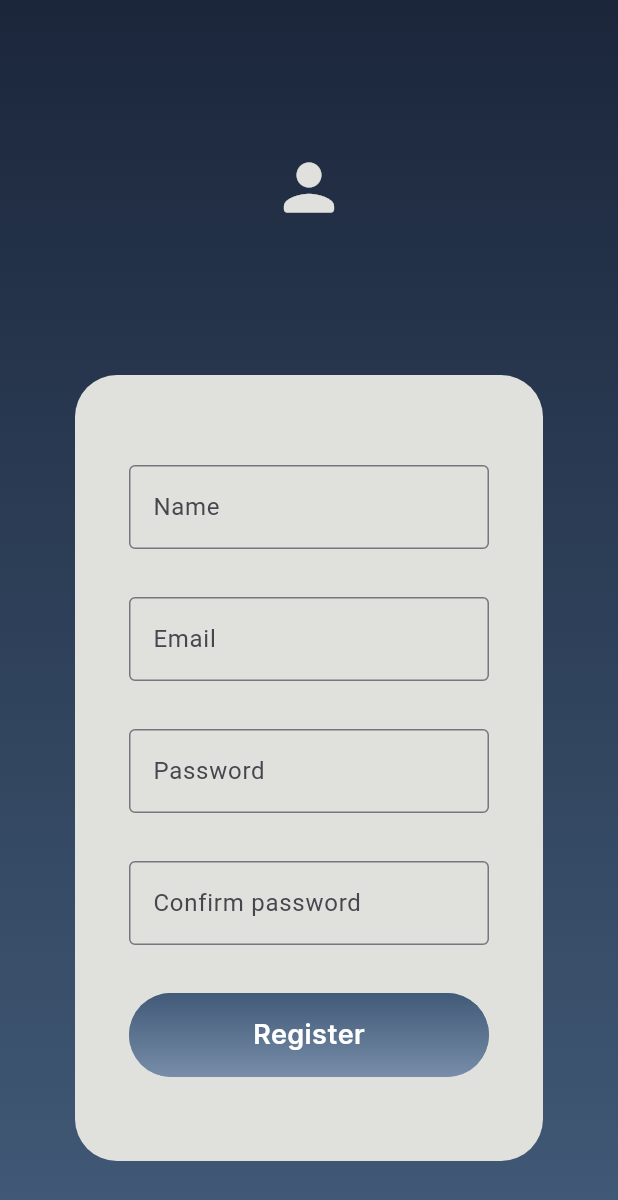
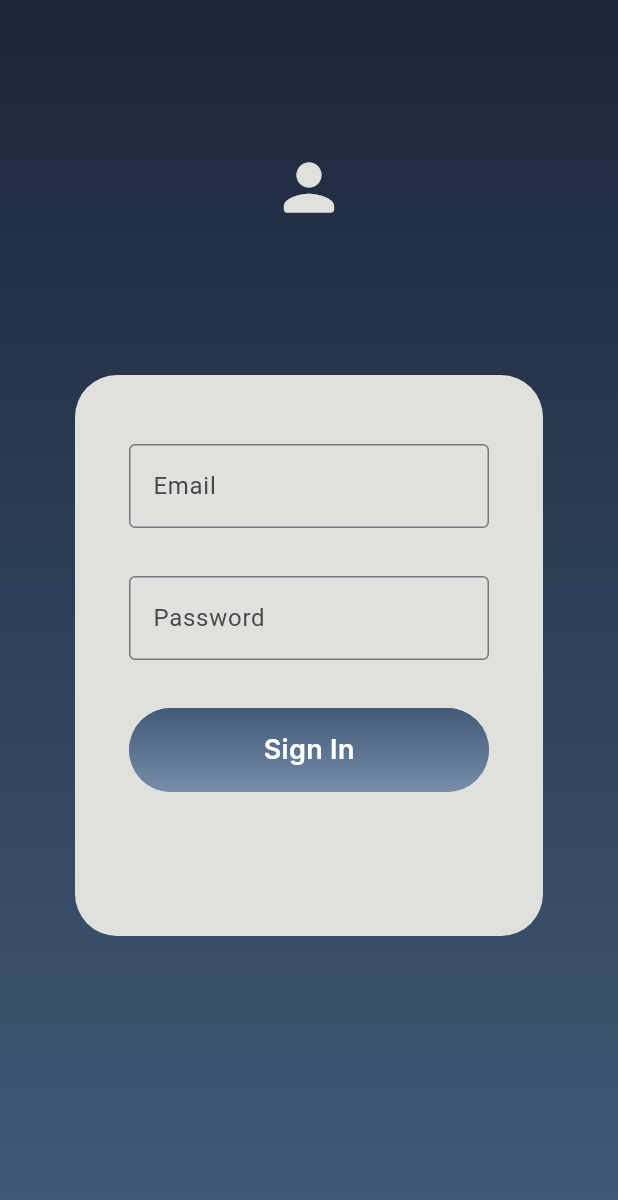
Before and after one commit to gustaf30/finance_app, a Flutter app: the screen it shows after launch, on a phone screen of 412 x 824 dp. Shown: the top 1200 px of the screen. Run offline on Flutter 3.47's test engine with Material 3 defaults, Android fonts, the phone set to English and light mode, and no system bars.

Commit message:
Nome do arquivo da tela de registro (agora tratado como "sign up", tela de login (sign in) - modularização das caixas de formulário (widgets personalizados)

```diff
--- a/lib/app.dart
+++ b/lib/app.dart
@@ -1,9 +1,8 @@
 // ignore_for_file: prefer_const_constructors
-import 'package:finance_app/features/register/register_user_page.dart';
+import 'package:finance_app/features/sign_up/sign_up_page.dart';
 import 'package:flutter/material.dart';
 
-import 'features/splash/splash_page.dart';
-import 'features/onboarding/onboarding_page.dart';
+import 'features/sign_in/sign_in_page.dart';
 
 class App extends StatelessWidget {
   const App({super.key});
@@ -11,7 +10,7 @@ class App extends StatelessWidget {
   @override
   Widget build(BuildContext context) {
     return const MaterialApp(
-      home: RegisterUserPage(),
+      home: SignInPage(),
     );
   }
 }
--- /dev/null
+++ b/lib/common/widgets/signin_form_box.dart
@@ -0,0 +1,69 @@
+import 'dart:developer';
+
+import 'package:flutter/material.dart';
+
+import '../constants/app_colors.dart';
+import 'primary_button.dart';
+
+class SignInFormBox extends StatelessWidget {
+  const SignInFormBox({
+    super.key,
+  });
+
+  @override
+  Widget build(BuildContext context) {
+    return Expanded(
+      child: Container(
+      decoration: const BoxDecoration(
+          color: AppColors.beige1,
+          borderRadius: BorderRadius.all(Radius.circular(28)),
+        ),
+      margin: const EdgeInsets.only(top: 100, bottom: 200, left: 50, right: 50),
+      child: ListView(
+        padding: EdgeInsets.zero,
+        children: [
+          Container(
+            decoration: const BoxDecoration(
+              color: AppColors.beige1,
+              borderRadius: BorderRadius.all(Radius.circular(28)),
+            ),
+            margin: const EdgeInsets.only(
+                top: 30, left: 20, right: 20, bottom: 75),
+          child: Column(
+              children: [
+                const Padding(
+                    padding: EdgeInsets.all(16.0),
+                  child: TextField(
+                    decoration: InputDecoration(
+                      hintText: 'Email',
+                      border: OutlineInputBorder(),
+                    ),
+                  ),
+                ),
+                const Padding(
+                  padding: EdgeInsets.all(16.0),
+                  child: TextField(
+                    decoration: InputDecoration(
+                      hintText: 'Password',
+                      border: OutlineInputBorder(),
+                    ),
+                  ),
+                ),
+                Padding(
+                  padding: const EdgeInsets.only(top: 16.0, bottom: 30.0, left: 16.0, right: 16.0),
+                  child: PrimaryButton(
+                    text: 'Sign In',
+                    onPressed: () {
+                      log('Sign In button pressed');
+                      },
+                    ),
+                  ),
+                ],
+              ),
+            ),
+          ],
+        ),
+      ),
+    );
+  }
+}
--- a/lib/features/register/register_user_page.dart
+++ /dev/null
@@ -1,112 +0,0 @@
-// ignore_for_file: prefer_const_constructors
-
-import 'dart:developer';
-
-import 'package:finance_app/common/widgets/primary_button.dart';
-import 'package:flutter/material.dart';
-import 'package:flutter/widgets.dart';
-
-import '../../common/constants/app_colors.dart';
-
-class RegisterUserPage extends StatelessWidget {
-  const RegisterUserPage({super.key});
-
-  @override
-  Widget build(BuildContext context) {
-    return Scaffold(
-      body: Container(
-        decoration: const BoxDecoration(
-          gradient: LinearGradient(
-            colors: [
-              AppColors.darkBlue2,
-              AppColors.lightBlue1,
-            ],
-            begin: Alignment.topCenter,
-            end: Alignment.bottomCenter,
-          ),
-        ),
-        child: Column(
-          children: [
-            SizedBox(height: 100),
-            Icon(
-              Icons.person_rounded,
-              color: AppColors.beige1,
-              size: 50.0,
-            ),
-            Expanded(
-              child: Container(
-              decoration: const BoxDecoration(
-                  color: AppColors.beige1,
-                  borderRadius: BorderRadius.all(Radius.circular(28)),
-                ),
-              margin: const EdgeInsets.only(top: 100, bottom: 50, left: 50, right: 50),
-              child: ListView(
-                padding: EdgeInsets.zero,
-                children: [
-                  Container(
-                    decoration: const BoxDecoration(
-                      color: AppColors.beige1,
-                      borderRadius: BorderRadius.all(Radius.circular(28)),
-                    ),
-                    margin: const EdgeInsets.only(
-                        top: 30, left: 20, right: 20, bottom: 75),
-                    child: Column(
-                      children: [
-                        Padding(
-                          padding: const EdgeInsets.only(top: 30.0, bottom: 16.0, left: 16.0, right: 16.0),
-                          child: TextField(
-                            decoration: InputDecoration(
-                              hintText: 'Name',
-                              border: OutlineInputBorder(),
-                            ),
-                          ),
-                        ),
-                        Padding(
-                          padding: const EdgeInsets.all(16.0),
-                          child: TextField(
-                            decoration: InputDecoration(
-                              hintText: 'Email',
-                              border: OutlineInputBorder(),
-                            ),
-                          ),
-                        ),
-                        Padding(
-                          padding: const EdgeInsets.all(16.0),
-                          child: TextField(
-                            decoration: InputDecoration(
-                              hintText: 'Password',
-                              border: OutlineInputBorder(),
-                            ),
-                          ),
-                        ),
-                        Padding(
-                          padding: const EdgeInsets.all(16.0),
-                          child: TextField(
-                            decoration: InputDecoration(
-                              hintText: 'Confirm password',
-                              border: OutlineInputBorder(),
-                            ),
-                          ),
-                        ),
-                        Padding(
-                          padding: const EdgeInsets.only(top: 16.0, bottom: 30.0, left: 16.0, right: 16.0),
-                          child: PrimaryButton(
-                            text: 'Register',
-                            onPressed: () {
-                              log('Register button pressed');
-                            },
-                          ),
-                        ),
-                      ],
-                    ),
-                  ),
-                ],
-              ),
-            ),
-            ),
-          ],
-        ),
-      ),
-    );
-  }
-}
--- /dev/null
+++ b/lib/features/sign_in/sign_in_page.dart
@@ -0,0 +1,37 @@
+import 'package:flutter/material.dart';
+
+import '../../common/constants/app_colors.dart';
+import '../../common/widgets/signin_form_box.dart';
+
+class SignInPage extends StatelessWidget {
+  const SignInPage({super.key});
+
+  @override
+  Widget build(BuildContext context) {
+    return Scaffold(
+      body: Container(
+        decoration: const BoxDecoration(
+          gradient: LinearGradient(
+            colors: [
+              AppColors.darkBlue2,
+              AppColors.lightBlue1,
+            ],
+            begin: Alignment.topCenter,
+            end: Alignment.bottomCenter,
+          ),
+        ),
+        child: const Column(
+          children: [
+            SizedBox(height: 100),
+            Icon(
+              Icons.person_rounded,
+              color: AppColors.beige1,
+              size: 50.0,
+            ),
+            SignInFormBox(),
+          ],
+        ),
+      ),
+    );
+  }
+}
```
Also changed, not shown: lib/common/widgets/signup_form_box.dart (added, +87 -0 lines), lib/features/sign_up/sign_up_page.dart (added, +39 -0 lines).
